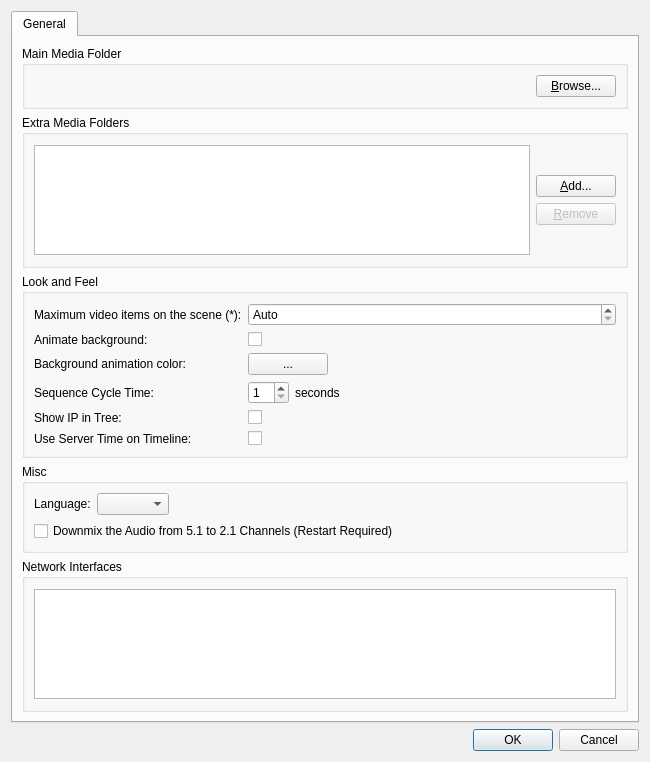
Above: client/src/ui/dialogs/preferences_dialog.ui from networkoptix/nx_open before the change. Below: the same form after it.
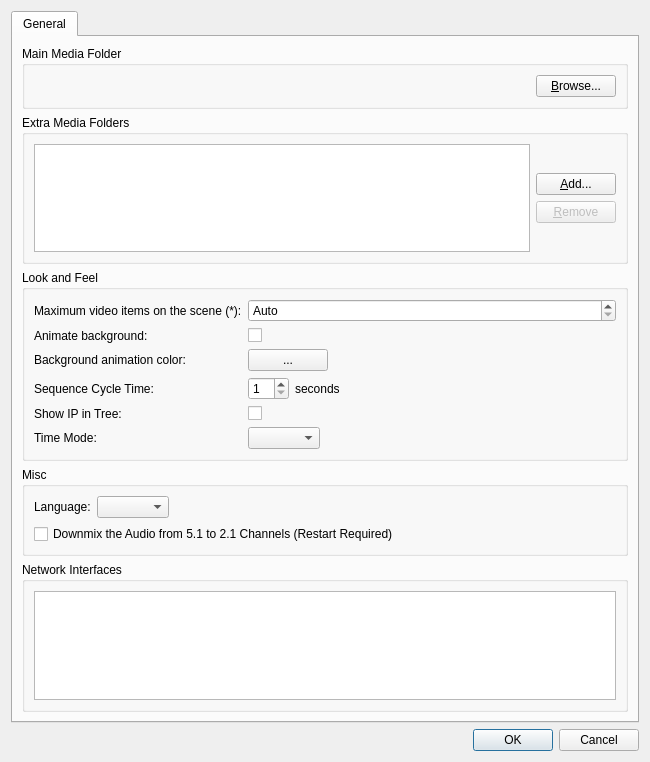
That is the form after the change. Custom widgets are drawn as their Qt base class.

Commit message:
Combobox for time mode in settings.
<==== Mercurial data ====>
Branch: master

What changed in the file:
```diff
--- a/client/src/ui/dialogs/preferences_dialog.ui
+++ b/client/src/ui/dialogs/preferences_dialog.ui
@@ -301,16 +301,29 @@
           <item row="5" column="0">
            <widget class="QLabel" name="label">
             <property name="text">
-             <string>Use Server Time on Timeline:</string>
+             <string>Time Mode:</string>
             </property>
            </widget>
           </item>
           <item row="5" column="1">
-           <widget class="QCheckBox" name="serverTimeCheckBox">
-            <property name="text">
-             <string/>
-            </property>
-           </widget>
+           <layout class="QHBoxLayout" name="horizontalLayout_6">
+            <item>
+             <widget class="QComboBox" name="timeModeComboBox"/>
+            </item>
+            <item>
+             <spacer name="horizontalSpacer">
+              <property name="orientation">
+               <enum>Qt::Horizontal</enum>
+              </property>
+              <property name="sizeHint" stdset="0">
+               <size>
+                <width>40</width>
+                <height>20</height>
+               </size>
+              </property>
+             </spacer>
+            </item>
+           </layout>
           </item>
          </layout>
         </widget>
```
The commit also changes 38 other files.
